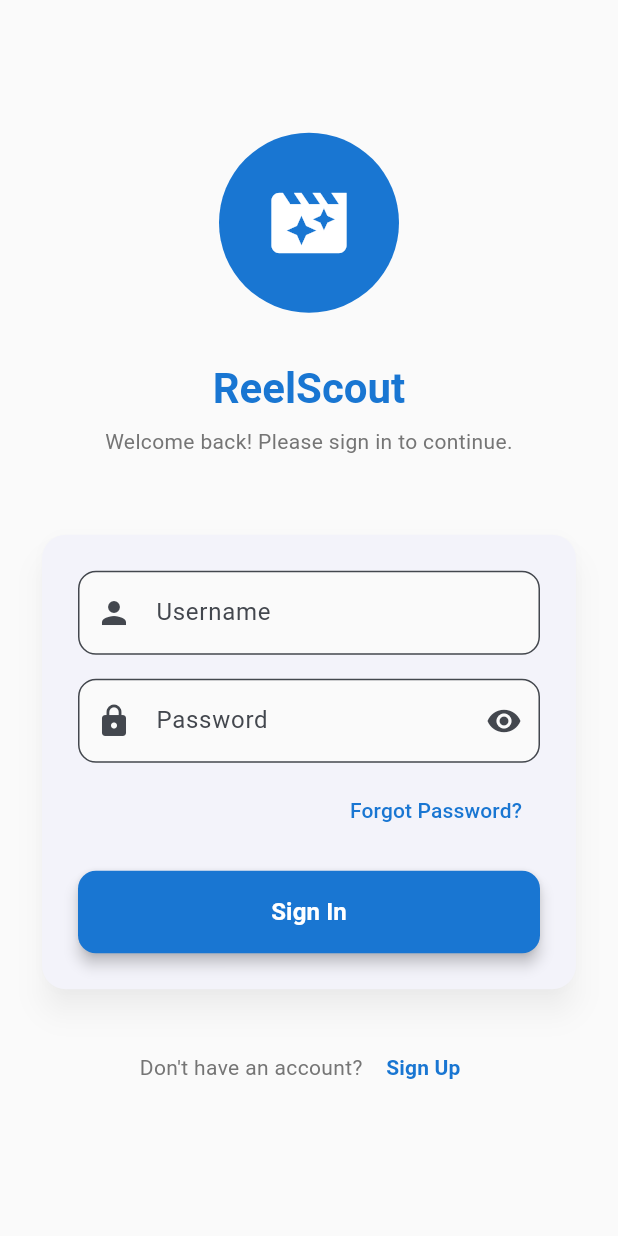
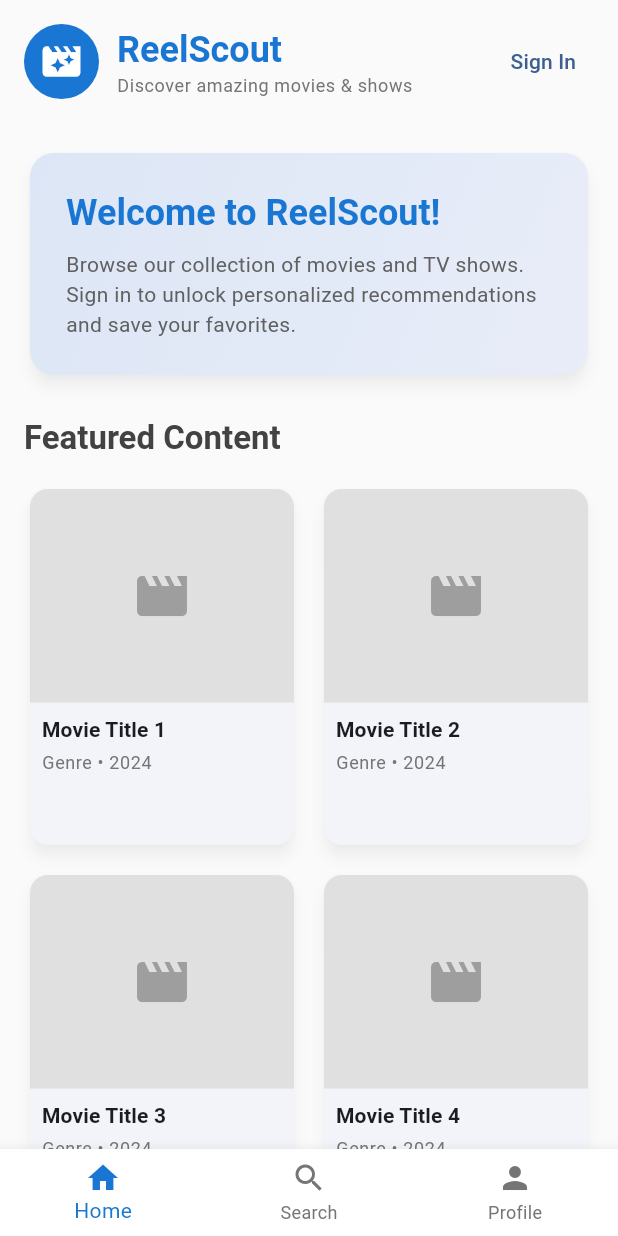
Before and after one commit to ReelScout/frontend, a Flutter app: the screen it shows after launch, on a phone screen of 412 x 824 dp. Run offline on Flutter 3.47's test engine with Material 3 defaults, Android fonts, the phone set to English and light mode, and no system bars; our stand-ins replace dio, flutter_secure_storage, get_it, injectable, retrofit; generated files the repository leaves out were written again.

Commit message:
Add HomeScreen with navigation and update main entry point to use HomeScreen as default

```diff
--- a/lib/main.dart
+++ b/lib/main.dart
@@ -1,6 +1,6 @@
 import 'package:flutter/material.dart';
 import 'package:frontend/config/injection_container.dart';
-import 'screens/login_screen.dart';
+import 'screens/home_screen.dart';
 
 void main() {
   configureDependencies();
@@ -47,7 +47,7 @@ class ReelScoutApp extends StatelessWidget {
           ),
         ),
       ),
-      home: const LoginScreen(),
+      home: const HomeScreen(),
     );
   }
 }
--- /dev/null
+++ b/lib/screens/home_screen.dart
@@ -0,0 +1,520 @@
+import 'package:flutter/material.dart';
+import 'login_screen.dart';
+
+class HomeScreen extends StatefulWidget {
+  const HomeScreen({super.key});
+
+  @override
+  State<HomeScreen> createState() => _HomeScreenState();
+}
+
+class _HomeScreenState extends State<HomeScreen> {
+  int _selectedIndex = 0;
+
+  final List<Widget> _screens = [
+    const _HomeContent(),
+    const _SearchContent(),
+    const _ProfileContent(),
+  ];
+
+  void _onItemTapped(int index) {
+    setState(() {
+      _selectedIndex = index;
+    });
+  }
+
+  @override
+  Widget build(BuildContext context) {
+    return Scaffold(
+      backgroundColor: Colors.grey[50],
+      body: IndexedStack(
+        index: _selectedIndex,
+        children: _screens,
+      ),
+      bottomNavigationBar: BottomNavigationBar(
+        currentIndex: _selectedIndex,
+        onTap: _onItemTapped,
+        type: BottomNavigationBarType.fixed,
+        selectedItemColor: Theme.of(context).primaryColor,
+        unselectedItemColor: Colors.grey[600],
+        backgroundColor: Colors.white,
+        elevation: 8,
+        items: const [
+          BottomNavigationBarItem(
+            icon: Icon(Icons.home),
+            label: 'Home',
+          ),
+          BottomNavigationBarItem(
+            icon: Icon(Icons.search),
+            label: 'Search',
+          ),
+          BottomNavigationBarItem(
+            icon: Icon(Icons.person),
+            label: 'Profile',
+          ),
+        ],
+      ),
+    );
+  }
+}
+
+class _HomeContent extends StatelessWidget {
+  const _HomeContent();
+
+  @override
+  Widget build(BuildContext context) {
+    return SafeArea(
+      child: SingleChildScrollView(
+        padding: const EdgeInsets.all(16.0),
+        child: Column(
+          crossAxisAlignment: CrossAxisAlignment.start,
+          children: [
+            // Header with app branding and login option
+            Row(
+              children: [
+                Container(
+                  width: 50,
+                  height: 50,
+                  decoration: BoxDecoration(
+                    color: Theme.of(context).primaryColor,
+                    shape: BoxShape.circle,
+                  ),
+                  child: const Icon(
+                    Icons.movie_filter,
+                    size: 30,
+                    color: Colors.white,
+                  ),
+                ),
+                const SizedBox(width: 12),
+                Expanded(
+                  child: Column(
+                    crossAxisAlignment: CrossAxisAlignment.start,
+                    children: [
+                      Text(
+                        'ReelScout',
+                        style: Theme.of(context).textTheme.headlineSmall?.copyWith(
+                          fontWeight: FontWeight.bold,
+                          color: Theme.of(context).primaryColor,
+                        ),
+                      ),
+                      Text(
+                        'Discover amazing movies & shows',
+                        style: Theme.of(context).textTheme.bodySmall?.copyWith(
+                          color: Colors.grey[600],
+                        ),
+                      ),
+                    ],
+                  ),
+                ),
+                TextButton(
+                  onPressed: () {
+                    Navigator.push(
+                      context,
+                      MaterialPageRoute(
+                        builder: (context) => const LoginScreen(),
+                      ),
+                    );
+                  },
+                  child: const Text('Sign In'),
+                ),
+              ],
+            ),
+            const SizedBox(height: 32),
+
+            // Welcome section
+            Card(
+              elevation: 4,
+              shadowColor: Colors.black26,
+              shape: RoundedRectangleBorder(
+                borderRadius: BorderRadius.circular(16),
+              ),
+              child: Container(
+                width: double.infinity,
+                padding: const EdgeInsets.all(24.0),
+                decoration: BoxDecoration(
+                  borderRadius: BorderRadius.circular(16),
+                  gradient: LinearGradient(
+                    colors: [
+                      Theme.of(context).primaryColor.withValues(alpha: 0.1),
+                      Theme.of(context).primaryColor.withValues(alpha: 0.05),
+                    ],
+                    begin: Alignment.topLeft,
+                    end: Alignment.bottomRight,
+                  ),
+                ),
+                child: Column(
+                  crossAxisAlignment: CrossAxisAlignment.start,
+                  children: [
+                    Text(
+                      'Welcome to ReelScout!',
+                      style: Theme.of(context).textTheme.headlineSmall?.copyWith(
+                        fontWeight: FontWeight.bold,
+                        color: Theme.of(context).primaryColor,
+                      ),
+                    ),
+                    const SizedBox(height: 8),
+                    Text(
+                      'Browse our collection of movies and TV shows. Sign in to unlock personalized recommendations and save your favorites.',
+                      style: Theme.of(context).textTheme.bodyMedium?.copyWith(
+                        color: Colors.grey[700],
+                      ),
+                    ),
+                  ],
+                ),
+              ),
+            ),
+            const SizedBox(height: 24),
+
+            // Featured content section
+            Text(
+              'Featured Content',
+              style: Theme.of(context).textTheme.titleLarge?.copyWith(
+                fontWeight: FontWeight.bold,
+                color: Colors.grey[800],
+              ),
+            ),
+            const SizedBox(height: 16),
+
+            // Movie cards grid
+            GridView.builder(
+              shrinkWrap: true,
+              physics: const NeverScrollableScrollPhysics(),
+              gridDelegate: const SliverGridDelegateWithFixedCrossAxisCount(
+                crossAxisCount: 2,
+                crossAxisSpacing: 12,
+                mainAxisSpacing: 12,
+                childAspectRatio: 0.75,
+              ),
+              itemCount: 6,
+              itemBuilder: (context, index) {
+                return Card(
+                  elevation: 4,
+                  shadowColor: Colors.black26,
+                  shape: RoundedRectangleBorder(
+                    borderRadius: BorderRadius.circular(12),
+                  ),
+                  child: Column(
+                    crossAxisAlignment: CrossAxisAlignment.start,
+                    children: [
+                      Expanded(
+                        flex: 3,
+                        child: Container(
+                          width: double.infinity,
+                          decoration: BoxDecoration(
+                            color: Colors.grey[300],
+                            borderRadius: const BorderRadius.vertical(
+                              top: Radius.circular(12),
+                            ),
+                          ),
+                          child: const Icon(
+                            Icons.movie,
+                            size: 40,
+                            color: Colors.grey,
+                          ),
+                        ),
+                      ),
+                      Expanded(
+                        flex: 2,
+                        child: Padding(
+                          padding: const EdgeInsets.all(8.0),
+                          child: Column(
+                            crossAxisAlignment: CrossAxisAlignment.start,
+                            children: [
+                              Text(
+                                'Movie Title ${index + 1}',
+                                style: Theme.of(context).textTheme.titleSmall?.copyWith(
+                                  fontWeight: FontWeight.bold,
+                                ),
+                                maxLines: 1,
+                                overflow: TextOverflow.ellipsis,
+                              ),
+                              const SizedBox(height: 4),
+                              Text(
+                                'Genre • 2024',
+                                style: Theme.of(context).textTheme.bodySmall?.copyWith(
+                                  color: Colors.grey[600],
+                                ),
+                              ),
+                            ],
+                          ),
+                        ),
+                      ),
+                    ],
+                  ),
+                );
+              },
+            ),
+          ],
+        ),
+      ),
+    );
+  }
+}
+
+class _SearchContent extends StatelessWidget {
+  const _SearchContent();
+
+  @override
+  Widget build(BuildContext context) {
+    return SafeArea(
+      child: Padding(
+        padding: const EdgeInsets.all(16.0),
+        child: Column(
+          children: [
+            // Search header
+            Text(
+              'Search Movies & Shows',
+              style: Theme.of(context).textTheme.headlineMedium?.copyWith(
+                fontWeight: FontWeight.bold,
+                color: Theme.of(context).primaryColor,
+              ),
+            ),
+            const SizedBox(height: 24),
+
+            // Search bar
+            Card(
+              elevation: 4,
+              shadowColor: Colors.black26,
+              shape: RoundedRectangleBorder(
+                borderRadius: BorderRadius.circular(16),
+              ),
+              child: Padding(
+                padding: const EdgeInsets.all(16.0),
+                child: TextField(
+                  decoration: InputDecoration(
+                    hintText: 'Search for movies, shows, actors...',
+                    prefixIcon: const Icon(Icons.search),
+                    border: OutlineInputBorder(
+                      borderRadius: BorderRadius.circular(12),
+                      borderSide: BorderSide.none,
+                    ),
+                    filled: true,
+                    fillColor: Colors.grey[100],
+                  ),
+                ),
+              ),
+            ),
+            const SizedBox(height: 24),
+
+            // Search suggestions
+            Expanded(
+              child: Card(
+                elevation: 4,
+                shadowColor: Colors.black26,
+                shape: RoundedRectangleBorder(
+                  borderRadius: BorderRadius.circular(16),
+                ),
+                child: Padding(
+                  padding: const EdgeInsets.all(16.0),
+                  child: Column(
+                    children: [
+                      Icon(
+                        Icons.search,
+                        size: 60,
+                        color: Colors.grey[400],
+                      ),
+                      const SizedBox(height: 16),
+                      Text(
+                        'Start typing to search',
+                        style: Theme.of(context).textTheme.titleMedium?.copyWith(
+                          color: Colors.grey[600],
+                        ),
+                      ),
+                      const SizedBox(height: 8),
+                      Text(
+                        'Find your favorite movies, TV shows, and actors',
+                        style: Theme.of(context).textTheme.bodyMedium?.copyWith(
+                          color: Colors.grey[500],
+                        ),
+                        textAlign: TextAlign.center,
+                      ),
+                    ],
+                  ),
+                ),
+              ),
+            ),
+          ],
+        ),
+      ),
+    );
+  }
+}
+
+class _ProfileContent extends StatelessWidget {
+  const _ProfileContent();
+
+  @override
+  Widget build(BuildContext context) {
+    return SafeArea(
+      child: Padding(
+        padding: const EdgeInsets.all(16.0),
+        child: Column(
+          children: [
+            // Profile header
+            Text(
+              'Profile',
+              style: Theme.of(context).textTheme.headlineMedium?.copyWith(
+                fontWeight: FontWeight.bold,
+                color: Theme.of(context).primaryColor,
+              ),
+            ),
+            const SizedBox(height: 32),
+
+            // Guest profile card
+            Card(
+              elevation: 4,
+              shadowColor: Colors.black26,
+              shape: RoundedRectangleBorder(
+                borderRadius: BorderRadius.circular(16),
+              ),
+              child: Padding(
+                padding: const EdgeInsets.all(24.0),
+                child: Column(
+                  children: [
+                    Container(
+                      width: 80,
+                      height: 80,
+                      decoration: BoxDecoration(
+                        color: Colors.grey[300],
+                        shape: BoxShape.circle,
+                      ),
+                      child: const Icon(
+                        Icons.person,
+                        size: 40,
+                        color: Colors.grey,
+                      ),
+                    ),
+                    const SizedBox(height: 16),
+                    Text(
+                      'Guest User',
+                      style: Theme.of(context).textTheme.titleLarge?.copyWith(
+                        fontWeight: FontWeight.bold,
+                      ),
+                    ),
+                    const SizedBox(height: 8),
+                    Text(
+                      'Sign in to unlock personalized features',
+                      style: Theme.of(context).textTheme.bodyMedium?.copyWith(
+                        color: Colors.grey[600],
+                      ),
+                      textAlign: TextAlign.center,
+                    ),
+                    const SizedBox(height: 24),
+                    SizedBox(
+                      width: double.infinity,
+                      child: ElevatedButton.icon(
+                        onPressed: () {
+                          Navigator.push(
+                            context,
+                            MaterialPageRoute(
+                              builder: (context) => const LoginScreen(),
+                            ),
+                          );
+                        },
+                        icon: const Icon(Icons.login),
+                        label: const Text('Sign In'),
+                        style: ElevatedButton.styleFrom(
+                          padding: const EdgeInsets.symmetric(vertical: 12),
+                          shape: RoundedRectangleBorder(
+                            borderRadius: BorderRadius.circular(12),
+                          ),
+                        ),
+                      ),
+                    ),
+                  ],
+                ),
+              ),
+            ),
+            const SizedBox(height: 24),
+
+            // Features for signed-in users
+            Card(
+              elevation: 4,
+              shadowColor: Colors.black26,
+              shape: RoundedRectangleBorder(
+                borderRadius: BorderRadius.circular(16),
+              ),
+              child: Padding(
+                padding: const EdgeInsets.all(16.0),
+                child: Column(
+                  crossAxisAlignment: CrossAxisAlignment.start,
+                  children: [
+                    Text(
+                      'Features you\'ll unlock:',
+                      style: Theme.of(context).textTheme.titleMedium?.copyWith(
+                        fontWeight: FontWeight.bold,
+                      ),
+                    ),
+                    const SizedBox(height: 16),
+                    _FeatureItem(
+                      icon: Icons.favorite,
+                      title: 'Save Favorites',
+                      description: 'Keep track of movies and shows you love',
+                    ),
+                    const SizedBox(height: 12),
+                    _FeatureItem(
+                      icon: Icons.recommend,
+                      title: 'Personalized Recommendations',
+                      description: 'Get suggestions based on your preferences',
+                    ),
+                    const SizedBox(height: 12),
+                    _FeatureItem(
+                      icon: Icons.history,
+                      title: 'Watch History',
+                      description: 'Track what you\'ve watched and rated',
+                    ),
+                  ],
+                ),
+              ),
+            ),
+          ],
+        ),
+      ),
+    );
+  }
+}
+
+class _FeatureItem extends StatelessWidget {
+  final IconData icon;
+  final String title;
+  final String description;
+
+  const _FeatureItem({
+    required this.icon,
+    required this.title,
+    required this.description,
+  });
+
+  @override
+  Widget build(BuildContext context) {
+    return Row(
+      children: [
+        Icon(
+          icon,
+          color: Theme.of(context).primaryColor,
+          size: 24,
+        ),
+        const SizedBox(width: 16),
+        Expanded(
+          child: Column(
+            crossAxisAlignment: CrossAxisAlignment.start,
+            children: [
+              Text(
+                title,
+                style: Theme.of(context).textTheme.titleSmall?.copyWith(
+                  fontWeight: FontWeight.bold,
+                ),
+              ),
+              Text(
+                description,
+                style: Theme.of(context).textTheme.bodySmall?.copyWith(
+                  color: Colors.grey[600],
+                ),
+              ),
+            ],
+          ),
+        ),
+      ],
+    );
+  }
+}
```
